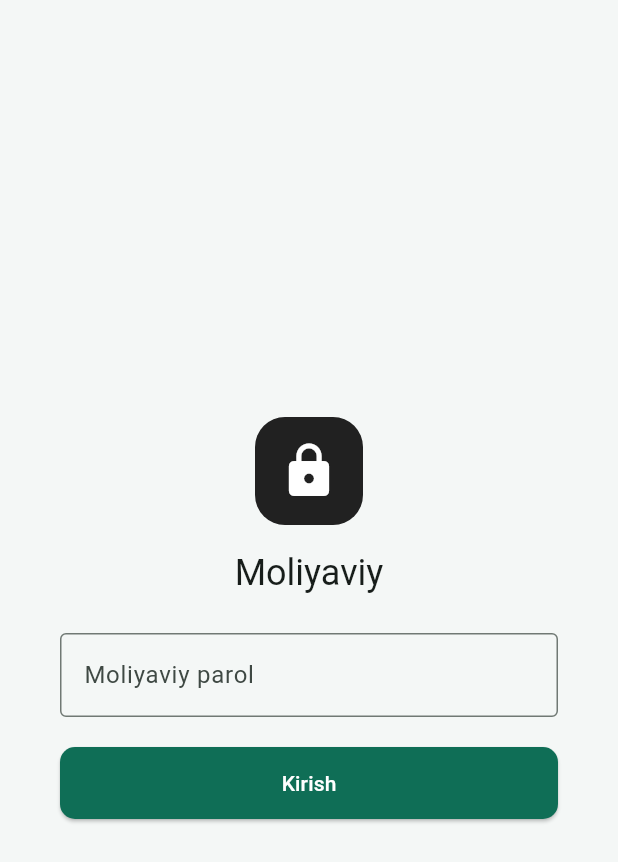
After one commit to jaloliddin5434/Kip_tarozi, a Flutter app: the MoliyaviyKirishEkrani screen opened directly, on a phone screen of 412 x 824 dp. The commit adds this screen. Shown: the top 862 px of the screen. Run offline on Flutter 3.47's test engine with Material 3 defaults, Android fonts, the phone set to English and light mode, and no system bars; our stand-ins replace fl_chart, pdf, printing, shared_preferences; accounts and stored records are empty; network calls fail.

Commit message:
3.1-band: Moliyaviy bo'lim kirish ekrani (parol o'rnatish/kirish)

```diff
--- a/frontend/lib/i18n/strings.dart
+++ b/frontend/lib/i18n/strings.dart
@@ -103,6 +103,23 @@ const Map<String, Map<Til, String>> _matnlar = {
   'sana_dan': {Til.uz: 'Sana dan', Til.ru: 'Дата с'},
   'sana_gacha': {Til.uz: 'Sana gacha', Til.ru: 'Дата по'},
   'smena_boyicha': {Til.uz: 'Smena bo\'yicha', Til.ru: 'По сменам'},
+
+  // Moliyaviy bo'lim kirish ekrani
+  'moliyaviy': {Til.uz: 'Moliyaviy', Til.ru: 'Финансы'},
+  'moliyaviy_parol': {Til.uz: 'Moliyaviy parol', Til.ru: 'Финансовый пароль'},
+  'moliyaviy_parol_tasdiqlash': {Til.uz: 'Parolni tasdiqlang', Til.ru: 'Подтвердите пароль'},
+  'moliyaviy_parol_ornatish': {Til.uz: 'Parolni o\'rnatish', Til.ru: 'Установить пароль'},
+  'moliyaviy_birinchi_marta_matni': {
+    Til.uz: 'Moliyaviy bo\'lim uchun hali parol o\'rnatilmagan. Yangi parol yarating.',
+    Til.ru: 'Пароль для финансового раздела ещё не установлен. Придумайте новый пароль.',
+  },
+  'parollar_mos_emas': {Til.uz: 'Parollar mos emas', Til.ru: 'Пароли не совпадают'},
+  'moliyaviy_parol_notogri': {Til.uz: 'Moliyaviy parol noto\'g\'ri', Til.ru: 'Неверный финансовый пароль'},
+  'moliyaviy_sessiya_tugadi': {
+    Til.uz: 'Moliyaviy sessiya muddati tugadi, qaytadan kiring',
+    Til.ru: 'Срок финансовой сессии истёк, войдите снова',
+  },
+  'tez_orada': {Til.uz: 'Tez orada', Til.ru: 'Скоро'},
 };
 
 class Lokalizatsiya {
--- a/frontend/lib/screens/admin/admin_shell.dart
+++ b/frontend/lib/screens/admin/admin_shell.dart
@@ -4,6 +4,7 @@ import '../../state/app_state.dart';
 import '../../widgets/clock_widget.dart';
 import 'dashboard_screen.dart';
 import 'hujjatlar_screen.dart';
+import 'moliyaviy_kirish_screen.dart';
 import 'partiyalar_screen.dart';
 import 'shubhali_holatlar_screen.dart';
 import 'statistika_screen.dart';
@@ -23,6 +24,7 @@ class _AdminShellState extends State<AdminShell> {
     final holat = context.watch<AppState>();
     final lok = holat.lok;
     final tayyorMahsulotRoli = holat.foydalanuvchi?.rol == 'tayyor_mahsulotlar';
+    final adminRoli = holat.foydalanuvchi?.rol == 'admin';
 
     final sahifalar = [
       if (!tayyorMahsulotRoli) const DashboardEkrani(),
@@ -30,6 +32,7 @@ class _AdminShellState extends State<AdminShell> {
       if (!tayyorMahsulotRoli) const StatistikaEkrani(),
       if (!tayyorMahsulotRoli) const PartiyalarEkrani(),
       if (!tayyorMahsulotRoli) const ShubhaliHolatlarEkrani(),
+      if (adminRoli) const MoliyaviyKirishEkrani(),
     ];
     final yorliqlar = [
       if (!tayyorMahsulotRoli) NavigationRailDestination(icon: const Icon(Icons.dashboard), label: Text(lok.t('dashboard'))),
@@ -38,6 +41,7 @@ class _AdminShellState extends State<AdminShell> {
       if (!tayyorMahsulotRoli) NavigationRailDestination(icon: const Icon(Icons.folder), label: Text(lok.t('partiyalar'))),
       if (!tayyorMahsulotRoli)
         NavigationRailDestination(icon: const Icon(Icons.warning_amber_rounded), label: Text(lok.t('shubhali_holatlar_royxati'))),
+      if (adminRoli) NavigationRailDestination(icon: const Icon(Icons.lock), label: Text(lok.t('moliyaviy'))),
     ];
 
     if (_tanlanganIndeks >= sahifalar.length) _tanlanganIndeks = 0;
--- /dev/null
+++ b/frontend/lib/screens/admin/moliyaviy_kirish_screen.dart
@@ -0,0 +1,179 @@
+import 'package:flutter/material.dart';
+import 'package:provider/provider.dart';
+import '../../api/api_exception.dart';
+import '../../state/app_state.dart';
+
+class MoliyaviyKirishEkrani extends StatefulWidget {
+  const MoliyaviyKirishEkrani({super.key});
+
+  @override
+  State<MoliyaviyKirishEkrani> createState() => _MoliyaviyKirishEkraniState();
+}
+
+class _MoliyaviyKirishEkraniState extends State<MoliyaviyKirishEkrani> {
+  final _parolKontrolleri = TextEditingController();
+  final _tasdiqParolKontrolleri = TextEditingController();
+  bool _ornatishRejimi = false;
+  bool _yuklanmoqda = false;
+  String? _xato;
+
+  @override
+  void initState() {
+    super.initState();
+    WidgetsBinding.instance.addPostFrameCallback((_) => _sessiyaniTekshirish());
+  }
+
+  void _sessiyaniTekshirish() {
+    final holat = context.read<AppState>();
+    if (holat.moliyaviySessiyaAmalda) {
+      _hisobotSahifasigaOtish();
+    } else if (holat.moliyaviyToken != null) {
+      holat.moliyaviyChiqish();
+      setState(() => _xato = holat.lok.t('moliyaviy_sessiya_tugadi'));
+    }
+  }
+
+  Future<void> _kirish() async {
+    final holat = context.read<AppState>();
+    setState(() {
+      _yuklanmoqda = true;
+      _xato = null;
+    });
+    try {
+      await holat.moliyaviyKirish(_parolKontrolleri.text);
+      if (mounted) _hisobotSahifasigaOtish();
+    } on ApiException catch (e) {
+      if (e.statusCode == 400) {
+        setState(() => _ornatishRejimi = true);
+      } else if (e.statusCode == 401) {
+        setState(() => _xato = holat.lok.t('moliyaviy_parol_notogri'));
+      } else {
+        setState(() => _xato = e.xabar);
+      }
+    } catch (e) {
+      setState(() => _xato = e.toString());
+    } finally {
+      if (mounted) setState(() => _yuklanmoqda = false);
+    }
+  }
+
+  Future<void> _parolniOrnatish() async {
+    final holat = context.read<AppState>();
+    if (_parolKontrolleri.text != _tasdiqParolKontrolleri.text) {
+      setState(() => _xato = holat.lok.t('parollar_mos_emas'));
+      return;
+    }
+    setState(() {
+      _yuklanmoqda = true;
+      _xato = null;
+    });
+    try {
+      await holat.moliyaviyParolOrnatish(_parolKontrolleri.text);
+      await holat.moliyaviyKirish(_parolKontrolleri.text);
+      if (mounted) _hisobotSahifasigaOtish();
+    } on ApiException catch (e) {
+      setState(() => _xato = e.xabar);
+    } catch (e) {
+      setState(() => _xato = e.toString());
+    } finally {
+      if (mounted) setState(() => _yuklanmoqda = false);
+    }
+  }
+
+  void _hisobotSahifasigaOtish() {
+    final lok = context.read<AppState>().lok;
+    Navigator.of(context).push(
+      MaterialPageRoute(
+        builder: (_) => Scaffold(
+          appBar: AppBar(title: Text(lok.t('moliyaviy'))),
+          body: Center(
+            child: Column(
+              mainAxisSize: MainAxisSize.min,
+              children: [
+                const Icon(Icons.construction, size: 48, color: Colors.grey),
+                const SizedBox(height: 12),
+                Text(lok.t('tez_orada'), style: const TextStyle(color: Colors.grey)),
+              ],
+            ),
+          ),
+        ),
+      ),
+    );
+  }
+
+  @override
+  Widget build(BuildContext context) {
+    final lok = context.watch<AppState>().lok;
+
+    return Scaffold(
+      body: Center(
+        child: ConstrainedBox(
+          constraints: const BoxConstraints(maxWidth: 380),
+          child: Padding(
+            padding: const EdgeInsets.all(24),
+            child: Column(
+              mainAxisSize: MainAxisSize.min,
+              children: [
+                Container(
+                  width: 72,
+                  height: 72,
+                  decoration: BoxDecoration(color: Colors.black87, borderRadius: BorderRadius.circular(20)),
+                  child: const Icon(Icons.lock, color: Colors.white, size: 40),
+                ),
+                const SizedBox(height: 16),
+                Text(lok.t('moliyaviy'), style: Theme.of(context).textTheme.headlineSmall),
+                const SizedBox(height: 12),
+                if (_ornatishRejimi)
+                  Padding(
+                    padding: const EdgeInsets.only(bottom: 8),
+                    child: Text(
+                      lok.t('moliyaviy_birinchi_marta_matni'),
+                      textAlign: TextAlign.center,
+                      style: const TextStyle(color: Colors.grey),
+                    ),
+                  ),
+                const SizedBox(height: 12),
+                TextField(
+                  controller: _parolKontrolleri,
+                  decoration: InputDecoration(labelText: lok.t('moliyaviy_parol'), border: const OutlineInputBorder()),
+                  obscureText: true,
+                  onSubmitted: (_) => _ornatishRejimi ? _parolniOrnatish() : _kirish(),
+                ),
+                if (_ornatishRejimi) ...[
+                  const SizedBox(height: 12),
+                  TextField(
+                    controller: _tasdiqParolKontrolleri,
+                    decoration: InputDecoration(
+                      labelText: lok.t('moliyaviy_parol_tasdiqlash'),
+                      border: const OutlineInputBorder(),
+                    ),
+                    obscureText: true,
+                    onSubmitted: (_) => _parolniOrnatish(),
+                  ),
+                ],
+                if (_xato != null) ...[
+                  const SizedBox(height: 12),
+                  Text(_xato!, style: const TextStyle(color: Colors.red)),
+                ],
+                const SizedBox(height: 20),
+                SizedBox(
+                  width: double.infinity,
+                  child: ElevatedButton(
+                    onPressed: _yuklanmoqda ? null : (_ornatishRejimi ? _parolniOrnatish : _kirish),
+                    child: _yuklanmoqda
+                        ? const SizedBox(
+                            height: 18,
+                            width: 18,
+                            child: CircularProgressIndicator(strokeWidth: 2, color: Colors.white),
+                          )
+                        : Text(_ornatishRejimi ? lok.t('moliyaviy_parol_ornatish') : lok.t('kirish')),
+                  ),
+                ),
+              ],
+            ),
+          ),
+        ),
+      ),
+    );
+  }
+}
--- a/frontend/lib/state/app_state.dart
+++ b/frontend/lib/state/app_state.dart
@@ -11,8 +11,13 @@ class AppState extends ChangeNotifier {
   ThemeMode temaRejimi = ThemeMode.light;
   Til til = Til.uz;
 
+  String? moliyaviyToken;
+  DateTime? moliyaviyTokenMuddati;
+
   Lokalizatsiya get lok => Lokalizatsiya(til);
   bool get kirilgan => foydalanuvchi != null && api.token != null;
+  bool get moliyaviySessiyaAmalda =>
+      moliyaviyToken != null && moliyaviyTokenMuddati != null && moliyaviyTokenMuddati!.isAfter(DateTime.now());
 
   Future<void> tiklash() async {
     final prefs = await SharedPreferences.getInstance();
@@ -48,9 +53,28 @@ class AppState extends ChangeNotifier {
     notifyListeners();
   }
 
+  Future<void> moliyaviyParolOrnatish(String parol) async {
+    await api.post('/moliyaviy/parolni-ornatish', tana: {'parol': parol});
+  }
+
+  Future<void> moliyaviyKirish(String parol) async {
+    final javob = await api.post('/moliyaviy/kirish', tana: {'parol': parol});
+    moliyaviyToken = javob['access_token'];
+    moliyaviyTokenMuddati = DateTime.now().add(Duration(minutes: javob['muddat_daqiqa']));
+    notifyListeners();
+  }
+
+  void moliyaviyChiqish() {
+    moliyaviyToken = null;
+    moliyaviyTokenMuddati = null;
+    notifyListeners();
+  }
+
   Future<void> chiqish() async {
     api.token = null;
     foydalanuvchi = null;
+    moliyaviyToken = null;
+    moliyaviyTokenMuddati = null;
     final prefs = await SharedPreferences.getInstance();
     await prefs.remove('token');
     notifyListeners();
```
